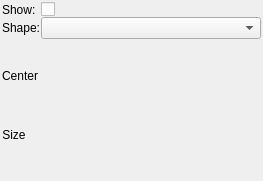
Above: src/firefly/area_detector_overlay.ui from spc-group/haven before the change. Below: the same form after it.
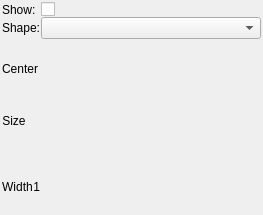
That is the form after the change. Custom widgets are drawn as their Qt base class.

Commit message: Update exposure time and gain and overlay line width.

What changed in the file:
```diff
--- a/src/firefly/area_detector_overlay.ui
+++ b/src/firefly/area_detector_overlay.ui
@@ -7,7 +7,7 @@
     <x>0</x>
     <y>0</y>
     <width>263</width>
-    <height>181</height>
+    <height>215</height>
    </rect>
   </property>
   <property name="windowTitle">
@@ -229,9 +229,67 @@
      </item>
     </layout>
    </item>
+   <item>
+    <layout class="QHBoxLayout" name="horizontalLayout_11">
+     <item>
+      <layout class="QVBoxLayout" name="verticalLayout_8">
+       <item>
+        <widget class="QLabel" name="label_9">
+         <property name="text">
+          <string>Width</string>
+         </property>
+         <property name="alignment">
+          <set>Qt::AlignCenter</set>
+         </property>
+        </widget>
+       </item>
+      </layout>
+     </item>
+     <item>
+      <widget class="PyDMLabel" name="PyDMLabel_7">
+       <property name="toolTip">
+        <string/>
+       </property>
+       <property name="text">
+        <string>1</string>
+       </property>
+       <property name="alignment">
+        <set>Qt::AlignRight|Qt::AlignTrailing|Qt::AlignVCenter</set>
+       </property>
+       <property name="channel" stdset="0">
+        <string>haven://${AD}.overlayes.overlay_${OV}.WidthX</string>
+       </property>
+      </widget>
+     </item>
+     <item>
+      <spacer name="horizontalSpacer_8">
+       <property name="orientation">
+        <enum>Qt::Horizontal</enum>
+       </property>
+       <property name="sizeHint" stdset="0">
+        <size>
+         <width>40</width>
+         <height>20</height>
+        </size>
+       </property>
+      </spacer>
+     </item>
+    </layout>
+   </item>
   </layout>
  </widget>
  <customwidgets>
+  <customwidget>
+   <class>PyDMLabel</class>
+   <extends>QLabel</extends>
+   <header>pydm.widgets.label</header>
+  </customwidget>
+  <customwidget>
+   <class>PyDMSlider</class>
+   <extends>QFrame</extends>
+   <header>pydm.widgets.slider</header>
+   <container>1</container>
+  </customwidget>
   <customwidget>
    <class>PyDMCheckbox</class>
    <extends>QCheckBox</extends>
@@ -242,12 +300,6 @@
    <extends>QComboBox</extends>
    <header>pydm.widgets.enum_combo_box</header>
   </customwidget>
-  <customwidget>
-   <class>PyDMSlider</class>
-   <extends>QFrame</extends>
-   <header location="global">pydm.widgets.slider</header>
-   <container>1</container>
-  </customwidget>
  </customwidgets>
  <resources/>
  <connections/>
```
Left out of the diff: 34 changed lines with no effect on the pictures. The commit also changes 2 other files.
